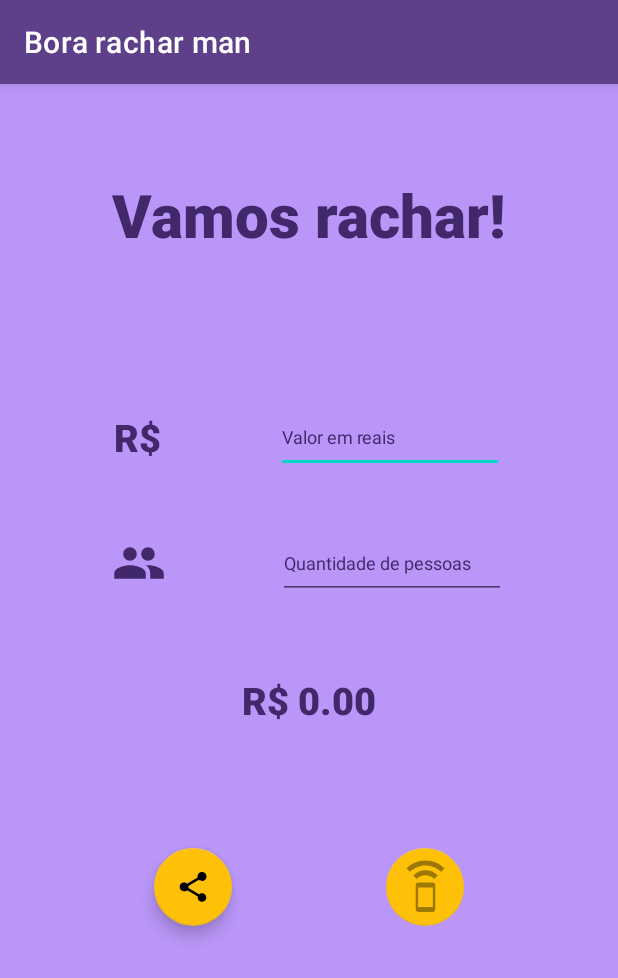
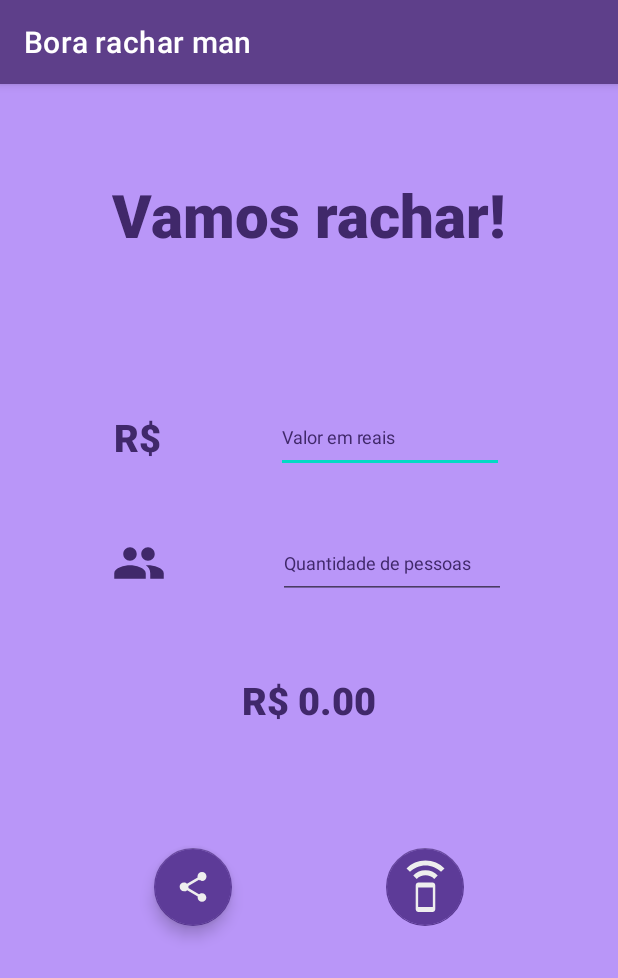
Before and after one commit to Spinnafre/BoraRachar, an Android app: the screen it shows after launch (MainActivity), on a phone screen of 412 x 824 dp. Shown: the top 978 px of the screen. Run offline under Robolectric (Android 15) with nearby library versions, the phone set to English and light mode, and no system bars.

Commit message:
fix : changing colors palettes

```diff
--- a/app/src/main/res/layout/activity_main.xml
+++ b/app/src/main/res/layout/activity_main.xml
@@ -92,7 +92,7 @@
         android:clickable="true"
         android:contentDescription="Informar quantidade total em reais"
         android:elevation="6dp"
-        app:backgroundTint="#FFC107"
+        app:backgroundTint="@color/purple_600"
         app:fabCustomSize="52dp"
         app:layout_constraintBottom_toBottomOf="@+id/floatingActionButtonShare"
         app:layout_constraintEnd_toEndOf="parent"
@@ -102,7 +102,8 @@
         app:layout_constraintVertical_bias="0.0"
         app:maxImageSize="91dp"
         app:rippleColor="#C15353"
-        app:srcCompat="@drawable/ic_launcher2_foreground" />
+        app:srcCompat="@drawable/ic_launcher2_foreground"
+        app:tint="#EEE" />
 
     <com.google.android.material.floatingactionbutton.FloatingActionButton
         android:id="@+id/floatingActionButtonShare"
@@ -111,7 +112,7 @@
         android:clickable="true"
         android:contentDescription="Compartilhar resultado"
         android:elevation="6dp"
-        app:backgroundTint="#FFC107"
+        app:backgroundTint="@color/purple_600"
         app:fabCustomSize="52dp"
         app:layout_constraintBottom_toBottomOf="parent"
         app:layout_constraintEnd_toStartOf="@+id/floatingActionButtonSpeak"
@@ -120,6 +121,7 @@
         app:layout_constraintTop_toBottomOf="@+id/totalPrice"
         app:layout_constraintVertical_bias="0.282"
         app:rippleColor="#E91E63"
-        app:srcCompat="?attr/actionModeShareDrawable" />
+        app:srcCompat="?attr/actionModeShareDrawable"
+        app:tint="#EEE" />
 
 </androidx.constraintlayout.widget.ConstraintLayout>
--- a/app/src/main/res/values/colors.xml
+++ b/app/src/main/res/values/colors.xml
@@ -3,6 +3,7 @@
     <color name="bg_primary">#B5A4CA</color>
     <color name="purple_200">#FFBB86FC</color>
     <color name="purple_500">#40286A</color>
+    <color name="purple_600">#5D3B98</color>
     <color name="purple_700">#8D5897</color>
     <color name="teal_200">#FF03DAC5</color>
     <color name="teal_700">#FF018786</color>
```
